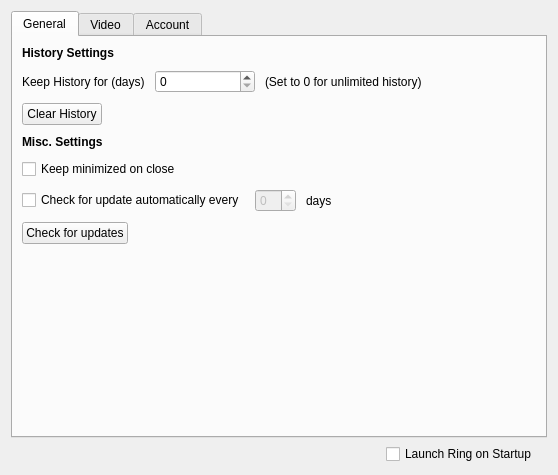
Old version of the form configurationwidget.ui in the repository savoirfairelinux/jami-client-windows.
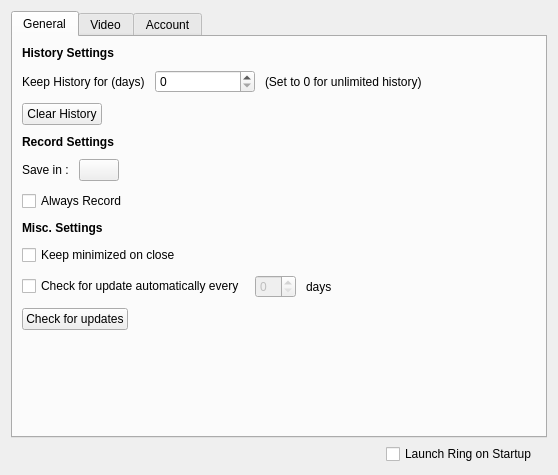
New version of the form. Icons and pictures are not drawn. Custom widgets are drawn as their Qt base class.

Commit message:
settings: add recording settings
Tuleap: #TBD

The edit to the form file:
```diff
--- a/configurationwidget.ui
+++ b/configurationwidget.ui
@@ -107,6 +107,73 @@
          </item>
         </layout>
        </item>
+       <item>
+        <widget class="QLabel" name="label_3">
+         <property name="font">
+          <font>
+           <weight>75</weight>
+           <bold>true</bold>
+          </font>
+         </property>
+         <property name="text">
+          <string>Record Settings</string>
+         </property>
+        </widget>
+       </item>
+       <item>
+        <layout class="QHBoxLayout" name="horizontalLayout_4">
+         <property name="topMargin">
+          <number>0</number>
+         </property>
+         <item>
+          <widget class="QLabel" name="label_6">
+           <property name="text">
+            <string>Save in :</string>
+           </property>
+          </widget>
+         </item>
+         <item>
+          <widget class="QPushButton" name="recordPath">
+           <property name="font">
+            <font>
+             <weight>75</weight>
+             <bold>true</bold>
+            </font>
+           </property>
+           <property name="layoutDirection">
+            <enum>Qt::RightToLeft</enum>
+           </property>
+           <property name="text">
+            <string/>
+           </property>
+           <property name="icon">
+            <iconset resource="ressources.qrc">
+             <normaloff>:/images/folder-download.png</normaloff>:/images/folder-download.png</iconset>
+           </property>
+          </widget>
+         </item>
+         <item>
+          <spacer name="horizontalSpacer_3">
+           <property name="orientation">
+            <enum>Qt::Horizontal</enum>
+           </property>
+           <property name="sizeHint" stdset="0">
+            <size>
+             <width>40</width>
+             <height>20</height>
+            </size>
+           </property>
+          </spacer>
+         </item>
+        </layout>
+       </item>
+       <item>
+        <widget class="QCheckBox" name="alwaysRecordCheckBox">
+         <property name="text">
+          <string>Always Record</string>
+         </property>
+        </widget>
+       </item>
        <item>
         <widget class="QLabel" name="label_5">
          <property name="font">
```
The commit also changes 2 other files.
